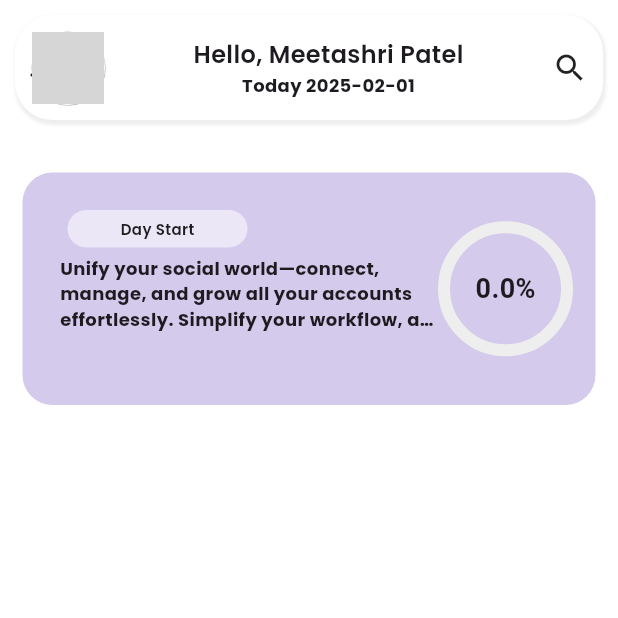
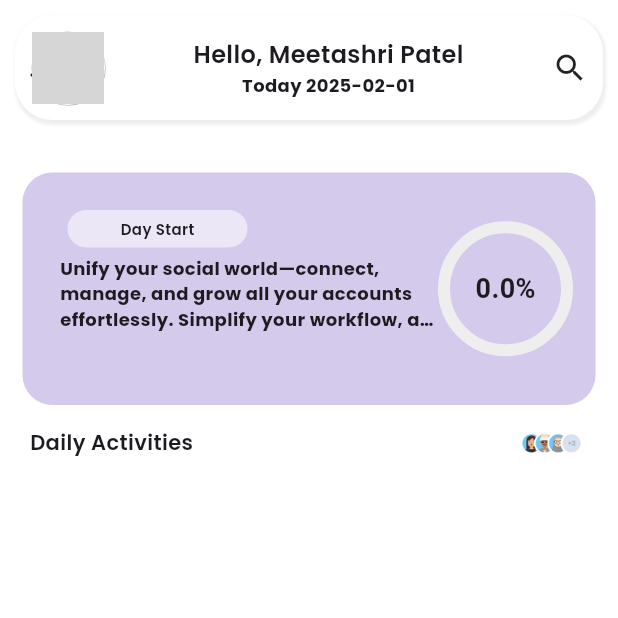
Before and after one commit to meet-shiyaniya/staff_lead_mgt, a Flutter app: the Dashboard screen opened directly, on a phone screen of 412 x 824 dp, the top half of it. Run offline on Flutter 3.47's test engine with Material 3 defaults, Android fonts, the phone set to English and light mode, and no system bars; drawn by our look-alikes of percent_indicator; our stand-ins replace animate_do, auto_size_text, dotted_border, dropdown_button2, emoji_picker_flutter, fl_chart and 8 more; missing offline and left inert: switcher_button; network calls fail; grey boxes are pictures that could not be loaded.

Commit message:
all change done

```diff
--- a/lib/dashboard.dart
+++ b/lib/dashboard.dart
@@ -26,7 +26,7 @@ class _DashboardState extends State<Dashboard> {
       progressValue = 0.0;
       elapsedSeconds = 0;
       isDayStarted = true;
-      entryTime = DateFormat('hh:mm:ss a').format(DateTime.now());
+      entryTime = DateFormat('hh:mm:ss').format(DateTime.now());
       exitTime = ""; // Reset exit time
     });
 
@@ -151,7 +151,7 @@ class _DashboardState extends State<Dashboard> {
           Container(
             height: 155,
             width: double.infinity,
-            margin: const EdgeInsets.all(15),
+            margin: const EdgeInsets.only(left: 15,right: 15,top: 15),
             decoration: BoxDecoration(
               color: AppColors.primaryColor.withOpacity(0.3),
               borderRadius: BorderRadius.circular(20),
@@ -249,8 +249,9 @@ class _DashboardState extends State<Dashboard> {
               ],
             ),
           ),
-          if (exitTime.isNotEmpty)
+          if (isDayStarted)
             Container(
+              height: MediaQuery.of(context).size.height / 10,
               width: double.infinity,
               margin: const EdgeInsets.all(15),
               padding: const EdgeInsets.all(15),
@@ -265,27 +266,169 @@ class _DashboardState extends State<Dashboard> {
                   ),
                 ],
               ),
-              child: Column(
-                crossAxisAlignment: CrossAxisAlignment.start,
+              child: Row(
+                mainAxisAlignment: MainAxisAlignment.spaceEvenly,
                 children: [
-                  Text(
-                    "Entry Time: $entryTime",
-                    style: const TextStyle(
-                      fontSize: 14,
-                      fontWeight: FontWeight.bold,
-                    ),
+                  SizedBox(),
+                  Image.asset("asset/intime.png",height: 30,width: 30,),
+                  Column(
+                    // crossAxisAlignment: CrossAxisAlignment.center,
+                    children: [
+                      const Text(
+                        "In Time :",
+                        style: TextStyle(
+                          fontFamily: "poppins_thin",
+                          fontWeight: FontWeight.bold,
+                          color: Colors.green,
+                        ),
+                      ),
+                      Text(entryTime.isNotEmpty ? entryTime : "--:--:--"),
+                    ],
                   ),
-                  const SizedBox(height: 5),
-                  Text(
-                    "Exit Time: $exitTime",
-                    style: const TextStyle(
-                      fontSize: 14,
-                      fontWeight: FontWeight.bold,
-                    ),
+                  const VerticalDivider(
+                    color: Colors.grey,
+                    thickness: 0.5,
+                    width: 18,
+                  ),
+                  SizedBox(),
+                  Image.asset("asset/workingHour.png",height: 30,width: 30,),
+                  Column(
+                    // crossAxisAlignment: CrossAxisAlignment.center,
+                    children: [
+
+                      const Text(
+                        "Working Hour :",
+                        style: TextStyle(
+                          fontFamily: "poppins_thin",
+                          fontWeight: FontWeight.bold,
+                          color: Colors.blue,
+                        ),
+                      ),
+                      Text(getElapsedTime(), style: const TextStyle(fontFamily: "poppins_thin")),
+                    ],
                   ),
                 ],
               ),
             ),
+
+
+
+
+
+          if (exitTime.isNotEmpty)
+            Container(
+              height: MediaQuery.of(context).size.height/10,
+              width: double.infinity,
+              margin: const EdgeInsets.all(15),
+              padding: const EdgeInsets.all(15),
+              decoration: BoxDecoration(
+                color: Colors.grey.shade50,
+                borderRadius: BorderRadius.circular(15),
+                boxShadow: [
+                  BoxShadow(
+                    color: Colors.grey.shade300,
+                    blurRadius: 5,
+                    offset: const Offset(1, 2),
+                  ),
+                ],
+              ),
+              child: Row(
+                mainAxisAlignment: MainAxisAlignment.spaceEvenly,
+                children: [
+                  SizedBox(),
+
+
+                  Column(
+                    crossAxisAlignment: CrossAxisAlignment.center,
+                    children: [
+                      Row(
+                        children: [
+                          Image.asset("asset/intime.png",height: 20,width: 20,),
+                          SizedBox(width:3),
+                          Text("In Time :",style: TextStyle(fontFamily: "poppins_thin",fontWeight: FontWeight.bold,color: Colors.green),),
+                        ],
+                      ),
+
+                      Text("$entryTime",style: TextStyle(fontFamily:"poppins_thin"))
+                    ],
+                  ),
+                  VerticalDivider(
+                    color: Colors.grey,
+                    thickness: 0.5,
+                    width: 18,
+                  ),
+
+
+                  Column(
+                    crossAxisAlignment: CrossAxisAlignment.center,
+                    children: [
+                      Row(
+                        children: [
+                          Image.asset("asset/out time.png",height: 20,width: 20,),
+                          SizedBox(width:3),
+                          Text("Out Time :",style: TextStyle(fontFamily: "poppins_thin",fontWeight: FontWeight.bold,color: Colors.red),),
+                        ],
+                      ),
+
+                      Text("$exitTime",style: TextStyle(fontFamily:"poppins_thin"),)
+                    ],
+                  ),
+                  SizedBox(),
+
+                  // Image.asset("asset/workingHour.png",height: 30,width: 30,),
+                  VerticalDivider(
+                    color: Colors.grey,
+                    thickness: 0.5,
+                    width: 18,
+                  ),
+                  Column(
+                    crossAxisAlignment: CrossAxisAlignment.center,
+                    children: [
+                      Row(
+                        children: [
+                          Image.asset("asset/workingHour.png",height: 20,width: 20,),
+                          SizedBox(width:3),
+                          Text("Work Hour:",style: TextStyle(fontFamily: "poppins_thin",fontWeight: FontWeight.bold,color: Colors.blue),),
+                        ],
+                      ),
+
+                      Text("${getElapsedTime()}")
+                    ],
+                  ),
+
+                ],
+              ),
+              // child: Column(
+              //   crossAxisAlignment: CrossAxisAlignment.start,
+              //   children: [
+              //     Text(
+              //       "Entry Time: $entryTime",
+              //       style: const TextStyle(
+              //         fontSize: 14,
+              //         fontWeight: FontWeight.bold,
+              //       ),
+              //     ),
+              //     const SizedBox(height: 5),
+              //     Text(
+              //       "Exit Time: $exitTime",
+              //       style: const TextStyle(
+              //         fontSize: 14,
+              //         fontWeight: FontWeight.bold,
+              //       ),
+              //     ),
+              //   ],
+              // ),
+            ),
+          Padding(
+            padding: const EdgeInsets.only(left: 20,right: 20),
+            child: Row(
+              mainAxisAlignment: MainAxisAlignment.spaceBetween,
+              children:[
+                Text("Daily Activities",style: TextStyle(fontFamily: "poppins_thin"),),
+                Image.asset("asset/peopleDashboard.png",height: 50,width: 50,)
+              ]
+            ),
+          )
         ],
       ),
     );
--- a/lib/main.dart
+++ b/lib/main.dart
@@ -12,7 +12,8 @@ void main() {
 
     debugShowCheckedModeBanner: false,
     // home: staffDashScreen(),
-    home:InquiryManagementScreen()
+    // home:InquiryManagementScreen()
+    home: Dashboard(),
   )
   );
 
--- a/lib/social_module/chatting_module/chat_screen.dart
+++ b/lib/social_module/chatting_module/chat_screen.dart
@@ -98,7 +98,7 @@ class _ChatScreenState extends State<ChatScreen> {
           widget.contact['name']!,
           style: GoogleFonts.poppins(color: Colors.white),
         ),
-        backgroundColor: AppColors.primaryColor.withOpacity(0.7),
+        backgroundColor: AppColors.primaryColor.withOpacity(0.2),
       ),
       body: Column(
         children: [
```
Also changed, not shown: asset/intime.png (added), asset/out time.png (added), asset/peopleDashboard.png (added), asset/workingHour.png (added).
